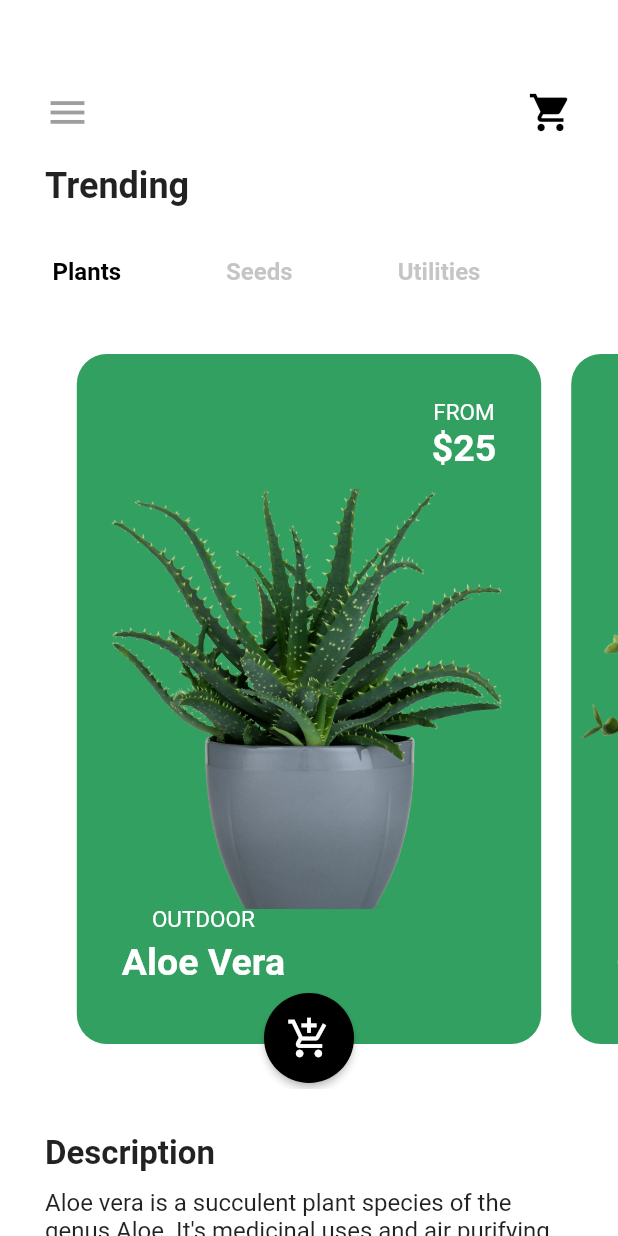
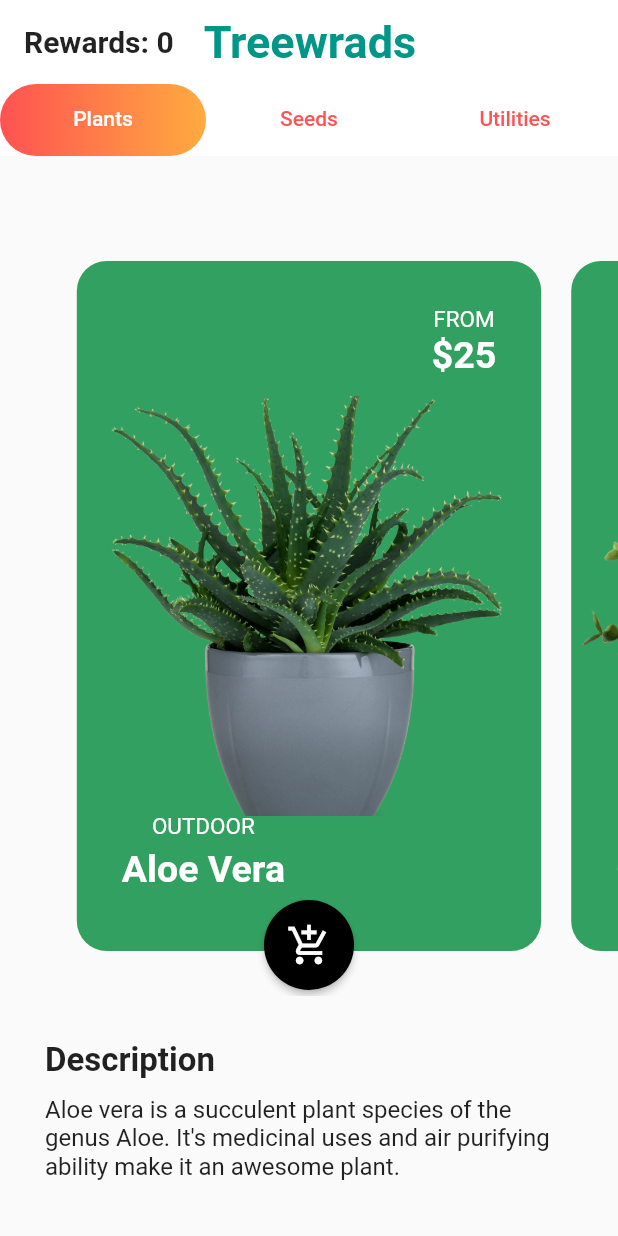
Before and after one commit to CasCard/treeward, a Flutter app: the screen it shows after launch, on a phone screen of 412 x 824 dp. Run offline on Flutter 3.47's test engine with Material 2 defaults, Android fonts, the phone set to English and light mode, and no system bars.

Commit message:
UI update bug fixes,Added tabbed screens

```diff
--- /dev/null
+++ b/lib/screens/plants_tab.dart
@@ -0,0 +1,186 @@
+import 'package:flutter/material.dart';
+import 'package:treeward/models/plant_model.dart';
+import 'package:treeward/screens/plant_screen.dart';
+
+class PlantTab extends StatefulWidget {
+  @override
+  _PlantTabState createState() => _PlantTabState();
+}
+
+class _PlantTabState extends State<PlantTab> {
+  PageController _pageController;
+  int _selectedPage = 0;
+
+  @override
+  void initState() {
+    // TODO: implement initState
+    super.initState();
+    _pageController = PageController(initialPage: 0, viewportFraction: 0.8);
+  }
+
+  _plantSelector(int index) {
+    return AnimatedBuilder(
+      animation: _pageController,
+      builder: (BuildContext context, Widget widget) {
+        double value = 1;
+        if (_pageController.position.haveDimensions) {
+          value = _pageController.page - index;
+          value = (1 - (value.abs() * 0.3)).clamp(0.0, 1.0);
+        }
+        return Center(
+            child: SizedBox(
+                height: Curves.easeInOut.transform(value) * 500.0,
+                width: Curves.easeInOut.transform(value) * 400.0,
+                child: widget));
+      },
+      child: GestureDetector(
+        onTap: () {
+          Navigator.push(
+            context,
+            MaterialPageRoute(
+              builder: (_) => PlantScreen(plant: plants[index]),
+            ),
+          );
+        },
+        child: Stack(
+          alignment: Alignment.center,
+          children: <Widget>[
+            Container(
+              decoration: BoxDecoration(
+                color: Color(0xFF32A060),
+                borderRadius: BorderRadius.circular(20.0),
+              ),
+              margin: EdgeInsets.fromLTRB(10.0, 10.0, 10.0, 30.0),
+              child: Stack(
+                children: <Widget>[
+                  Center(
+                    child: Hero(
+                      tag: plants[index].imageUrl,
+                      child: Image(
+                        height: 280.0,
+                        width: 2800.0,
+                        image: AssetImage(
+                          'assets/images/plant$index.png',
+                        ),
+                        fit: BoxFit.cover,
+                      ),
+                    ),
+                  ),
+                  Positioned(
+                    top: 30.0,
+                    right: 30.0,
+                    child: Column(
+                      crossAxisAlignment: CrossAxisAlignment.center,
+                      children: <Widget>[
+                        Text(
+                          'FROM',
+                          style: TextStyle(color: Colors.white, fontSize: 15.0),
+                        ),
+                        Text(
+                          '\$${plants[index].price}',
+                          style: TextStyle(
+                              color: Colors.white,
+                              fontSize: 25.0,
+                              fontWeight: FontWeight.w600),
+                        )
+                      ],
+                    ),
+                  ),
+                  Positioned(
+                    left: 30.0,
+                    bottom: 40.0,
+                    child: Column(
+                      crossAxisAlignment: CrossAxisAlignment.center,
+                      children: <Widget>[
+                        Text(
+                          plants[index].category.toUpperCase(),
+                          style: TextStyle(
+                            color: Colors.white,
+                            fontSize: 15.0,
+                          ),
+                        ),
+                        SizedBox(
+                          height: 5.0,
+                        ),
+                        Text(
+                          plants[index].name,
+                          style: TextStyle(
+                              color: Colors.white,
+                              fontSize: 25.0,
+                              fontWeight: FontWeight.w600),
+                        )
+                      ],
+                    ),
+                  )
+                ],
+              ),
+            ),
+            Positioned(
+                bottom: 4.0,
+                child: RawMaterialButton(
+                  padding: EdgeInsets.all(15.0),
+                  shape: CircleBorder(),
+                  elevation: 2.0,
+                  fillColor: Colors.black,
+                  child: Icon(
+                    Icons.add_shopping_cart,
+                    color: Colors.white,
+                    size: 30.0,
+                  ),
+                  onPressed: () => print('Add to cart'),
+                ))
+          ],
+        ),
+      ),
+    );
+  }
+
+  @override
+  Widget build(BuildContext context) {
+    // TODO: implement build
+    return Container(
+      child: ListView(
+        padding: EdgeInsets.symmetric(vertical: 60.0),
+        children: <Widget>[
+          Container(
+            height: 500.0,
+            width: double.infinity,
+            child: PageView.builder(
+              controller: _pageController,
+              onPageChanged: (int index) {
+                setState(() {
+                  _selectedPage = index;
+                });
+              },
+              itemCount: plants.length,
+              itemBuilder: (BuildContext context, int index) {
+                return _plantSelector(index);
+              },
+            ),
+          ),
+          Padding(
+              padding: EdgeInsets.all(30.0),
+              child: Column(
+                crossAxisAlignment: CrossAxisAlignment.start,
+                children: <Widget>[
+                  Text(
+                    'Description',
+                    style: TextStyle(
+                      fontSize: 22.0,
+                      fontWeight: FontWeight.w600,
+                    ),
+                  ),
+                  SizedBox(
+                    height: 10.0,
+                  ),
+                  Text(
+                    plants[_selectedPage].description,
+                    style: TextStyle(color: Colors.black87, fontSize: 16.0),
+                  ),
+                ],
+              ))
+        ],
+      ),
+    );
+  }
+}
--- /dev/null
+++ b/lib/screens/seeds_tab.dart
@@ -0,0 +1,16 @@
+import 'package:flutter/material.dart';
+
+class SeedsTab extends StatelessWidget {
+  @override
+  Widget build(BuildContext context) {
+    // TODO: implement build
+    return Container(
+      child: Center(
+        child: Text(
+          "Seeds Tab",
+          style: TextStyle(color: Colors.black87),
+        ),
+      ),
+    );
+  }
+}
--- a/lib/screens/shop_screen.dart
+++ b/lib/screens/shop_screen.dart
@@ -1,258 +1,156 @@
-import 'package:treeward/screens/plant_screen.dart';
 import 'package:flutter/material.dart';
-import 'package:treeward/models/plant_model.dart';
-import 'package:flutter/services.dart';
+import 'package:treeward/screens/plants_tab.dart' as PlantTab;
+import 'package:treeward/screens/seeds_tab.dart' as SeedTab;
+import 'package:treeward/screens/utilities_tab.dart' as UtilitiesTab;
 
-class ShopScreen extends StatefulWidget {
+class ShopScreen extends StatelessWidget {
   @override
-  _ShopScreenState createState() => _ShopScreenState();
-}
-
-class _ShopScreenState extends State<ShopScreen>
-    with SingleTickerProviderStateMixin {
-  TabController _tabController;
-  PageController _pageController;
-  int _selectedPage = 0;
-
-  @override
-  void initState() {
-    // TODO: implement initState
-    super.initState();
-    _tabController = TabController(initialIndex: 0, length: 3, vsync: this);
-    _pageController = PageController(initialPage: 0, viewportFraction: 0.8);
-  }
-
-  _plantSelector(int index) {
-    return AnimatedBuilder(
-      animation: _pageController,
-      builder: (BuildContext context, Widget widget) {
-        double value = 1;
-        if (_pageController.position.haveDimensions) {
-          value = _pageController.page - index;
-          value = (1 - (value.abs() * 0.3)).clamp(0.0, 1.0);
-        }
-        return Center(
-            child: SizedBox(
-                height: Curves.easeInOut.transform(value) * 500.0,
-                width: Curves.easeInOut.transform(value) * 400.0,
-                child: widget));
-      },
-      child: GestureDetector(
-        onTap: () {
-          Navigator.push(
-            context,
-            MaterialPageRoute(
-              builder: (_) => PlantScreen(plant: plants[index]),
-            ),
-          );
-        },
-        child: Stack(
-          alignment: Alignment.center,
-          children: <Widget>[
-            Container(
-              decoration: BoxDecoration(
-                color: Color(0xFF32A060),
-                borderRadius: BorderRadius.circular(20.0),
-              ),
-              margin: EdgeInsets.fromLTRB(10.0, 10.0, 10.0, 30.0),
-              child: Stack(
-                children: <Widget>[
-                  Center(
-                    child: Hero(
-                      tag: plants[index].imageUrl,
-                      child: Image(
-                        height: 280.0,
-                        width: 2800.0,
-                        image: AssetImage(
-                          'assets/images/plant$index.png',
-                        ),
-                        fit: BoxFit.cover,
-                      ),
-                    ),
-                  ),
-                  Positioned(
-                    top: 30.0,
-                    right: 30.0,
-                    child: Column(
-                      crossAxisAlignment: CrossAxisAlignment.center,
+  Widget build(BuildContext context) {
+    int rewards = 0;
+    // TODO: implement build
+    return DefaultTabController(
+        length: 3,
+        child: Scaffold(
+          appBar: AppBar(
+            title: Row(
               children: <Widget>[
                 Text(
-                          'FROM',
-                          style: TextStyle(color: Colors.white, fontSize: 15.0),
+                  "Rewards: $rewards",
+                  style: TextStyle(
+                      color: Colors.black87, fontWeight: FontWeight.w700),
                 ),
+                Padding(padding: EdgeInsets.only(right: 20)),
                 Text(
-                          '\$${plants[index].price}',
+                  'Treewrads',
                   style: TextStyle(
-                              color: Colors.white,
-                              fontSize: 25.0,
-                              fontWeight: FontWeight.w600),
-                        )
+                      color: Colors.teal,
+                      fontWeight: FontWeight.w600,
+                      fontSize: 30.0),
+                ),
               ],
             ),
-                  ),
-                  Positioned(
-                    left: 30.0,
-                    bottom: 40.0,
-                    child: Column(
-                      crossAxisAlignment: CrossAxisAlignment.center,
-                      children: <Widget>[
-                        Text(
-                          plants[index].category.toUpperCase(),
-                          style: TextStyle(
-                            color: Colors.white,
-                            fontSize: 15.0,
-                          ),
-                        ),
-                        SizedBox(
-                          height: 5.0,
-                        ),
-                        Text(
-                          plants[index].name,
-                          style: TextStyle(
-                              color: Colors.white,
-                              fontSize: 25.0,
-                              fontWeight: FontWeight.w600),
-                        )
-                      ],
-                    ),
-                  )
-                ],
-              ),
-            ),
-            Positioned(
-                bottom: 4.0,
-                child: RawMaterialButton(
-                  padding: EdgeInsets.all(15.0),
-                  shape: CircleBorder(),
-                  elevation: 2.0,
-                  fillColor: Colors.black,
-                  child: Icon(
-                    Icons.add_shopping_cart,
-                    color: Colors.white,
-                    size: 30.0,
-                  ),
-                  onPressed: () => print('Add to cart'),
-                ))
-          ],
-        ),
-      ),
-    );
-  }
-
-  @override
-  Widget build(BuildContext context) {
-    // TODO: implement build
-    return Scaffold(
             backgroundColor: Colors.white,
-      body: AnnotatedRegion<SystemUiOverlayStyle>(
-        value: SystemUiOverlayStyle.dark,
-        child: ListView(
-          padding: EdgeInsets.symmetric(vertical: 60.0),
-          children: <Widget>[
-            Padding(
-              padding: EdgeInsets.symmetric(horizontal: 30.0),
-              child: Row(
-                mainAxisAlignment: MainAxisAlignment.spaceBetween,
-                children: <Widget>[
-                  Icon(
-                    Icons.menu,
-                    size: 30.0,
-                    color: Colors.grey,
-                  ),
-                  Icon(
-                    Icons.shopping_cart,
-                    size: 30.0,
-                    color: Colors.black,
-                  )
-                ],
-              ),
-            ),
-            SizedBox(height: 20.0),
-            Padding(
-              padding: EdgeInsets.only(left: 30.0),
-              child: Text(
-                'Trending',
-                style: TextStyle(
-                  fontSize: 24.0,
-                  fontWeight: FontWeight.w600,
-                ),
-              ),
-            ),
-            SizedBox(height: 20.0),
-            TabBar(
-              controller: _tabController,
-              indicatorColor: Colors.transparent,
-              labelColor: Colors.black,
-              unselectedLabelColor: Colors.grey.withOpacity(0.6),
-              labelPadding: EdgeInsets.symmetric(horizontal: 35.0),
-              isScrollable: true,
-              tabs: <Widget>[
+            elevation: 0,
+            bottom: TabBar(
+                unselectedLabelColor: Colors.redAccent,
+                indicatorSize: TabBarIndicatorSize.tab,
+                indicator: BoxDecoration(
+                    gradient: LinearGradient(
+                        colors: [Colors.redAccent, Colors.orangeAccent]),
+                    borderRadius: BorderRadius.circular(50),
+                    color: Colors.redAccent),
+                tabs: [
                   Tab(
-                  child: Text(
-                    'Plants',
-                    style:
-                        TextStyle(fontSize: 16.0, fontWeight: FontWeight.bold),
+                    child: Align(
+                      alignment: Alignment.center,
+                      child: Text("Plants"),
                     ),
                   ),
                   Tab(
-                  child: Text(
-                    'Seeds',
-                    style:
-                        TextStyle(fontSize: 16.0, fontWeight: FontWeight.bold),
+                    child: Align(
+                      alignment: Alignment.center,
+                      child: Text("Seeds"),
                     ),
                   ),
                   Tab(
-                  child: Text(
-                    'Utilities',
-                    style:
-                        TextStyle(fontSize: 16.0, fontWeight: FontWeight.bold),
+                    child: Align(
+                      alignment: Alignment.center,
+                      child: Text("Utilities"),
                     ),
                   ),
-              ],
+                ]),
           ),
-            SizedBox(
-              height: 20.0,
-            ),
-            Container(
-              height: 500.0,
-              width: double.infinity,
-              child: PageView.builder(
-                controller: _pageController,
-                onPageChanged: (int index) {
-                  setState(() {
-                    _selectedPage = index;
-                  });
-                },
-                itemCount: plants.length,
-                itemBuilder: (BuildContext context, int index) {
-                  return _plantSelector(index);
-                },
-              ),
-            ),
-            Padding(
-                padding: EdgeInsets.all(30.0),
-                child: Column(
-                  crossAxisAlignment: CrossAxisAlignment.start,
-                  children: <Widget>[
-                    Text(
-                      'Description',
-                      style: TextStyle(
-                        fontSize: 22.0,
-                        fontWeight: FontWeight.w600,
-                      ),
-                    ),
-                    SizedBox(
-                      height: 10.0,
-                    ),
-                    Text(
-                      plants[_selectedPage].description,
-                      style: TextStyle(color: Colors.black87, fontSize: 16.0),
-                    ),
-                  ],
-                ))
-          ],
-        ),
-      ),
-    );
+          body: TabBarView(children: [
+            PlantTab.PlantTab(),
+            SeedTab.SeedsTab(),
+            UtilitiesTab.UtilitiesTab(),
+          ]),
+        ));
+
+//    return Scaffold(
+//      backgroundColor: Colors.white,
+//
+//      body: AnnotatedRegion<SystemUiOverlayStyle>(
+//        value: SystemUiOverlayStyle.dark,
+//        child: ListView(
+//          padding: EdgeInsets.symmetric(vertical: 60.0),
+//          children: <Widget>[
+//            Padding(
+//              padding: EdgeInsets.symmetric(horizontal: 30.0),
+//              child: Row(
+//                mainAxisAlignment: MainAxisAlignment.spaceBetween,
+//                children: <Widget>[
+//                  Icon(
+//                    Icons.menu,
+//                    size: 30.0,
+//                    color: Colors.grey,
+//                  ),
+//                  Icon(
+//                    Icons.shopping_cart,
+//                    size: 30.0,
+//                    color: Colors.black,
+//                  )
+//                ],
+//              ),
+//            ),
+//            SizedBox(height: 20.0),
+//            Padding(
+//              padding: EdgeInsets.only(left: 30.0),
+//              child: Text(
+//                'Trending',
+//                style: TextStyle(
+//                  fontSize: 24.0,
+//                  fontWeight: FontWeight.w600,
+//                ),
+//              ),
+//            ),
+//            SizedBox(height: 20.0),
+//
+//            TabBar(
+//              controller: _tabController,
+//              indicatorColor: Colors.transparent,
+//              labelColor: Colors.black,
+//              unselectedLabelColor: Colors.grey.withOpacity(0.6),
+//              labelPadding: EdgeInsets.symmetric(horizontal: 35.0),
+//              isScrollable: true,
+//              tabs: <Widget>[
+//                Tab(
+//                  child: Text(
+//                    'Plants',
+//                    style:
+//                        TextStyle(fontSize: 16.0, fontWeight: FontWeight.bold),
+//                  ),
+//                ),
+//                Tab(
+//                  child: Text(
+//                    'Seeds',
+//                    style:
+//                        TextStyle(fontSize: 16.0, fontWeight: FontWeight.bold),
+//                  ),
+//                ),
+//                Tab(
+//                  child: Text(
+//                    'Utilities',
+//                    style:
+//                        TextStyle(fontSize: 16.0, fontWeight: FontWeight.bold),
+//                  ),
+//                ),
+//              ],
+//            ),
+//            SizedBox(
+//              height: 20.0,
+//            ),
+//            TabBarView(
+//              controller: _tabController,
+//              children: <Widget>[
+//                PlantTab.PlantTab(),
+//                SeedTab.SeedsTab(),
+//                UtilitiesTab.UtilitiesTab()
+//              ],
+//            )
+//          ],
+//        ),
+//      ),
+//    );
   }
 }
--- /dev/null
+++ b/lib/screens/utilities_tab.dart
@@ -0,0 +1,16 @@
+import 'package:flutter/material.dart';
+
+class UtilitiesTab extends StatelessWidget {
+  @override
+  Widget build(BuildContext context) {
+    // TODO: implement build
+    return Container(
+      child: Center(
+        child: Text(
+          "Utilities Tab",
+          style: TextStyle(color: Colors.black87),
+        ),
+      ),
+    );
+  }
+}
```
Lines whose indentation alone changed are shown as unchanged.
